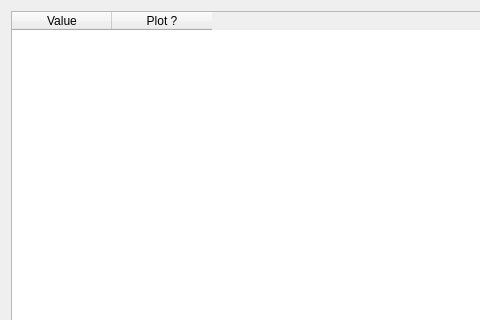
Before: the Qt Designer form SciDataTool/GUI/WFilter/WFilter.ui in Eomys/SciDataTool, drawn with Qt 5; both pictures show x 0 to 480 and y 0 to 320 of the 831 by 644 pixel window.
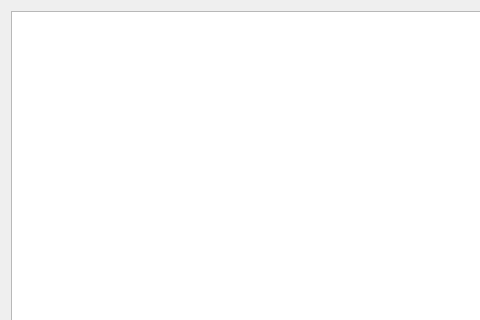
After: the same form once the commit is applied.

Commit message: [NF] : Adding the feature of taking account case with is_components axis to profit from filter dict implemented, fixing unit issue if we use Field.plot()

```diff
--- a/SciDataTool/GUI/WFilter/WFilter.ui
+++ b/SciDataTool/GUI/WFilter/WFilter.ui
@@ -66,18 +66,8 @@
       <number>0</number>
      </property>
      <property name="columnCount">
-      <number>2</number>
+      <number>0</number>
      </property>
-     <column>
-      <property name="text">
-       <string>Value</string>
-      </property>
-     </column>
-     <column>
-      <property name="text">
-       <string>Plot ?</string>
-      </property>
-     </column>
     </widget>
    </item>
   </layout>
```
The commit also changes 4 other files.
